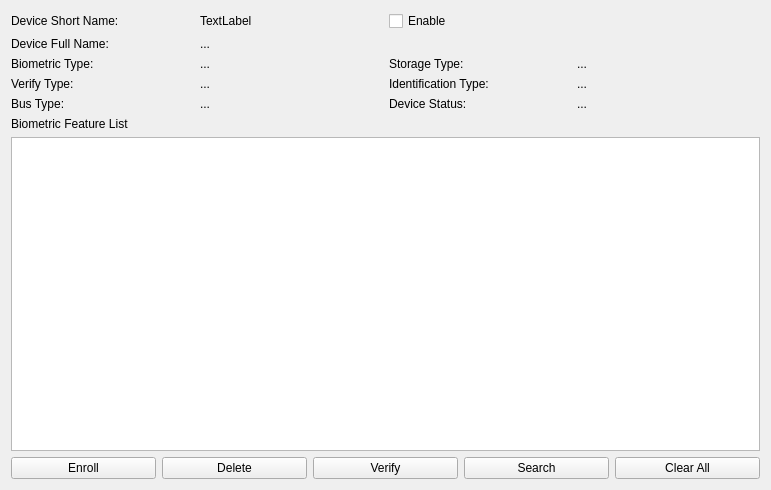
ukui/ukui-biometric-manager, file contentpane.ui: the form before one commit.
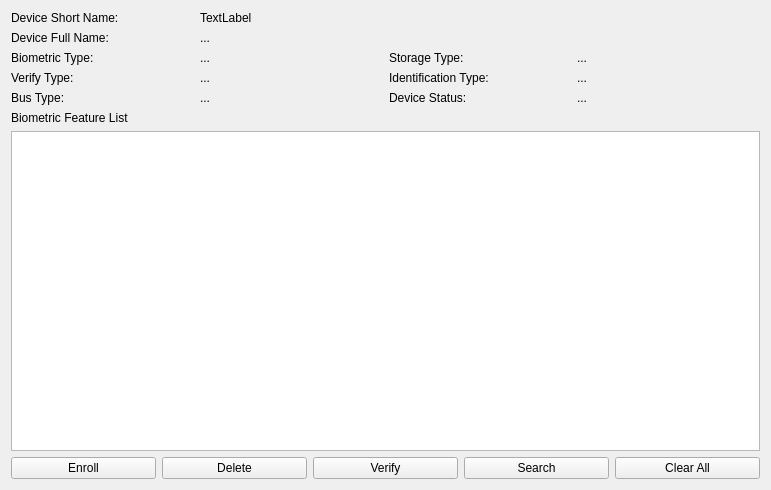
The form after the commit.

Diff of the .ui file:
```diff
--- a/contentpane.ui
+++ b/contentpane.ui
@@ -51,13 +51,6 @@
        </property>
       </widget>
      </item>
-     <item row="0" column="3">
-      <widget class="QCheckBox" name="checkBox">
-       <property name="text">
-        <string>Enable</string>
-       </property>
-      </widget>
-     </item>
      <item row="2" column="1">
       <widget class="QLabel" name="label_2">
        <property name="text">
```
Left out of the diff: 2 changed lines with no effect on the pictures.
